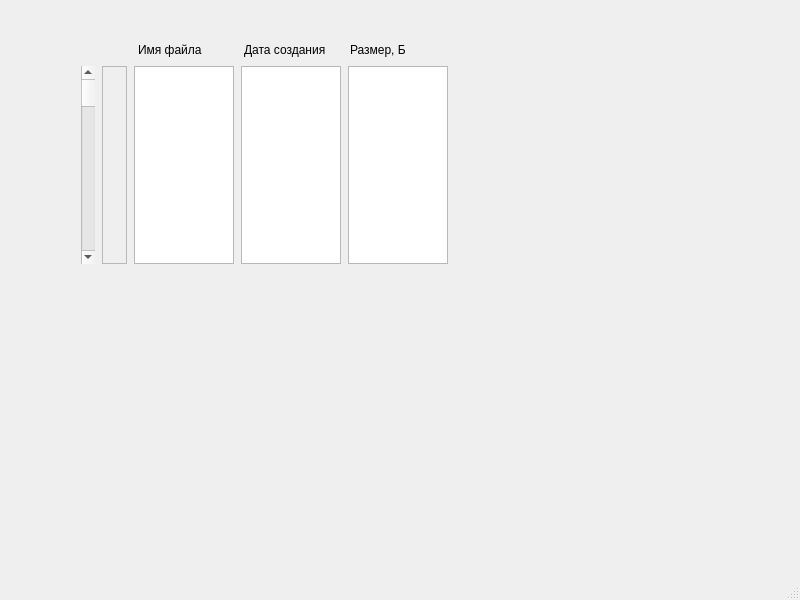
The window that Restorer/choosingfiles.ui (nickoliuzzz/Restorer) describes before a commit, drawn with Qt 5.
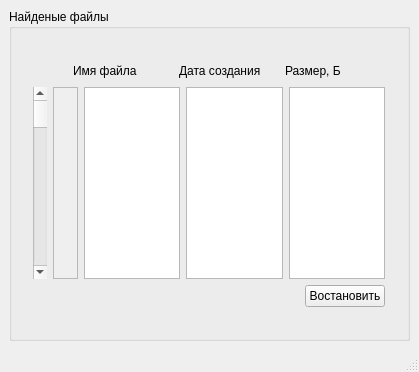
The same window after the commit.

The edit to the form file:
```diff
--- a/Restorer/choosingfiles.ui
+++ b/Restorer/choosingfiles.ui
@@ -6,86 +6,49 @@
    <rect>
     <x>0</x>
     <y>0</y>
-    <width>800</width>
-    <height>600</height>
+    <width>419</width>
+    <height>372</height>
    </rect>
   </property>
   <property name="windowTitle">
    <string>MainWindow</string>
   </property>
   <widget class="QWidget" name="centralwidget">
-   <widget class="QWidget" name="">
-    <property name="geometry">
-     <rect>
-      <x>80</x>
-      <y>40</y>
-      <width>370</width>
-      <height>224</height>
-     </rect>
-    </property>
     <layout class="QGridLayout" name="gridLayout">
      <item row="0" column="0">
-      <layout class="QHBoxLayout" name="horizontalLayout_2">
-       <item>
-        <spacer name="horizontalSpacer">
+     <widget class="QGroupBox" name="groupBox">
+      <property name="title">
+       <string>Найденые файлы</string>
+      </property>
+      <layout class="QGridLayout" name="gridLayout_3">
+       <item row="0" column="1">
+        <spacer name="verticalSpacer">
+         <property name="orientation">
+          <enum>Qt::Vertical</enum>
+         </property>
+         <property name="sizeHint" stdset="0">
+          <size>
+           <width>20</width>
+           <height>16</height>
+          </size>
+         </property>
+        </spacer>
+       </item>
+       <item row="1" column="0">
+        <spacer name="horizontalSpacer_3">
          <property name="orientation">
           <enum>Qt::Horizontal</enum>
          </property>
          <property name="sizeHint" stdset="0">
           <size>
-           <width>47</width>
+           <width>18</width>
            <height>20</height>
           </size>
          </property>
         </spacer>
        </item>
-       <item>
-        <widget class="QLabel" name="label">
-         <property name="minimumSize">
-          <size>
-           <width>100</width>
-           <height>0</height>
-          </size>
-         </property>
-         <property name="maximumSize">
-          <size>
-           <width>16777215</width>
-           <height>16777215</height>
-          </size>
-         </property>
-         <property name="text">
-          <string>Имя файла</string>
-         </property>
-        </widget>
-       </item>
-       <item>
-        <widget class="QLabel" name="label_2">
-         <property name="minimumSize">
-          <size>
-           <width>100</width>
-           <height>0</height>
-          </size>
-         </property>
-         <property name="text">
-          <string>Дата создания</string>
-         </property>
-        </widget>
-       </item>
-       <item>
-        <widget class="QLabel" name="label_3">
-         <property name="minimumSize">
-          <size>
-           <width>100</width>
-           <height>0</height>
-          </size>
-         </property>
-         <property name="text">
-          <string>Размер, Б</string>
-         </property>
-        </widget>
-       </item>
-      </layout>
-     </item>
+       <item row="1" column="1" colspan="2">
+        <layout class="QGridLayout" name="gridLayout_2">
      <item row="1" column="0">
       <layout class="QHBoxLayout" name="horizontalLayout">
        <item>
@@ -146,8 +109,124 @@
        </item>
       </layout>
      </item>
-    </layout>
-   </widget>
+         <item row="0" column="0">
+          <layout class="QHBoxLayout" name="horizontalLayout_2">
+           <item>
+            <spacer name="horizontalSpacer">
+             <property name="orientation">
+              <enum>Qt::Horizontal</enum>
+             </property>
+             <property name="sizeHint" stdset="0">
+              <size>
+               <width>47</width>
+               <height>20</height>
+              </size>
+             </property>
+            </spacer>
+           </item>
+           <item>
+            <widget class="QLabel" name="label">
+             <property name="minimumSize">
+              <size>
+               <width>100</width>
+               <height>0</height>
+              </size>
+             </property>
+             <property name="maximumSize">
+              <size>
+               <width>16777215</width>
+               <height>16777215</height>
+              </size>
+             </property>
+             <property name="text">
+              <string>Имя файла</string>
+             </property>
+            </widget>
+           </item>
+           <item>
+            <widget class="QLabel" name="label_2">
+             <property name="minimumSize">
+              <size>
+               <width>100</width>
+               <height>0</height>
+              </size>
+             </property>
+             <property name="text">
+              <string>Дата создания</string>
+             </property>
+            </widget>
+           </item>
+           <item>
+            <widget class="QLabel" name="label_3">
+             <property name="minimumSize">
+              <size>
+               <width>100</width>
+               <height>0</height>
+              </size>
+             </property>
+             <property name="text">
+              <string>Размер, Б</string>
+             </property>
+            </widget>
+           </item>
+          </layout>
+         </item>
+         <item row="2" column="0">
+          <layout class="QHBoxLayout" name="horizontalLayout_3">
+           <item>
+            <spacer name="horizontalSpacer_2">
+             <property name="orientation">
+              <enum>Qt::Horizontal</enum>
+             </property>
+             <property name="sizeHint" stdset="0">
+              <size>
+               <width>40</width>
+               <height>20</height>
+              </size>
+             </property>
+            </spacer>
+           </item>
+           <item>
+            <widget class="QPushButton" name="pushButton">
+             <property name="text">
+              <string>Востановить</string>
+             </property>
+            </widget>
+           </item>
+          </layout>
+         </item>
+        </layout>
+       </item>
+       <item row="1" column="3">
+        <spacer name="horizontalSpacer_4">
+         <property name="orientation">
+          <enum>Qt::Horizontal</enum>
+         </property>
+         <property name="sizeHint" stdset="0">
+          <size>
+           <width>18</width>
+           <height>20</height>
+          </size>
+         </property>
+        </spacer>
+       </item>
+       <item row="2" column="2">
+        <spacer name="verticalSpacer_2">
+         <property name="orientation">
+          <enum>Qt::Vertical</enum>
+         </property>
+         <property name="sizeHint" stdset="0">
+          <size>
+           <width>20</width>
+           <height>16</height>
+          </size>
+         </property>
+        </spacer>
+       </item>
+      </layout>
+     </widget>
+    </item>
+   </layout>
   </widget>
   <widget class="QMenuBar" name="menubar">
    <property name="geometry">
```
Left out of the diff: 2 changed lines with no effect on the pictures. Lines whose indentation alone changed are shown as unchanged.
